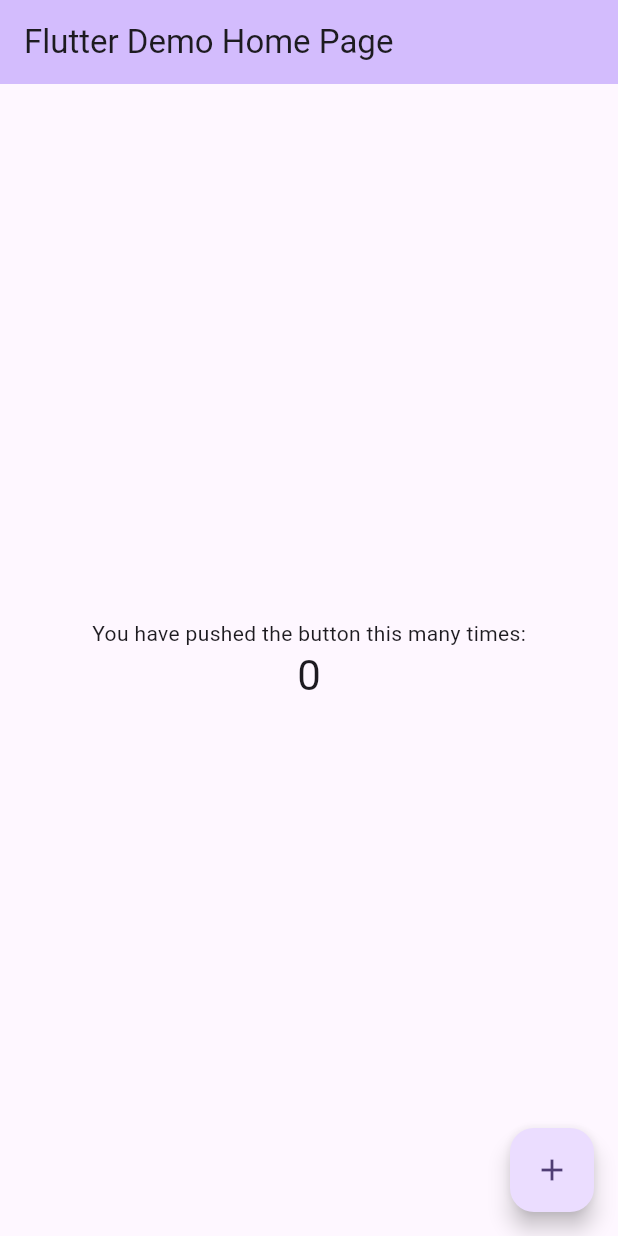
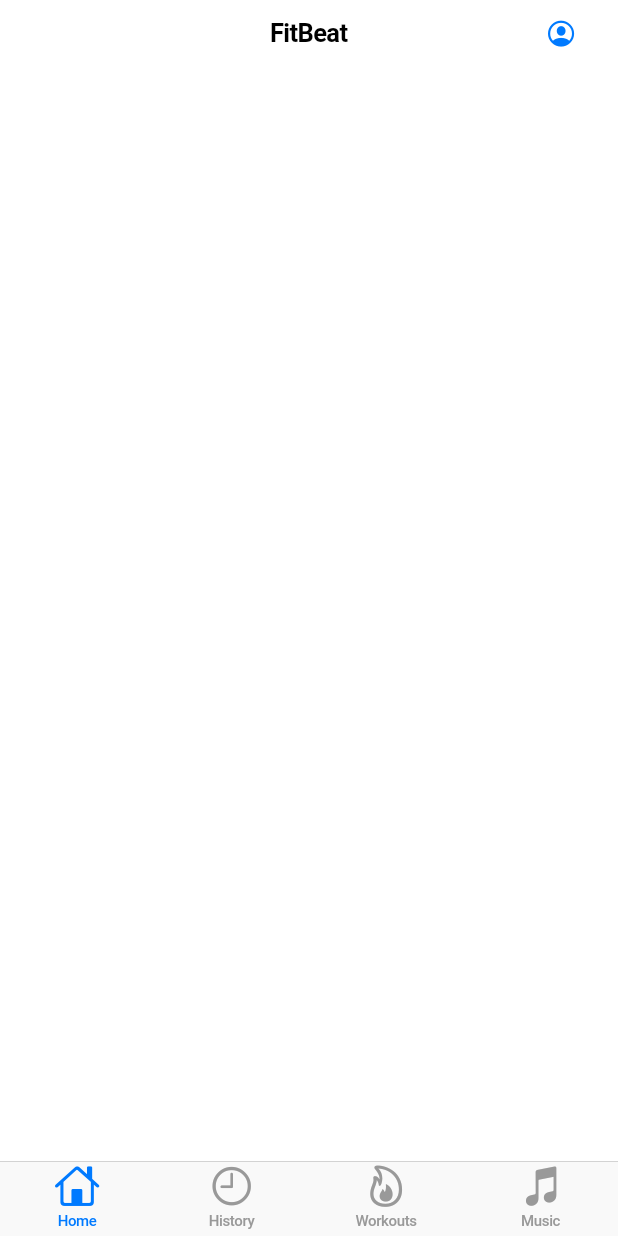
Before and after one commit to wsiongsin/FitBeat, a Flutter app: the screen it shows after launch, on a phone screen of 412 x 824 dp. Run offline on Flutter 3.47's test engine with Material 3 defaults, Android fonts, the phone set to English and light mode, and no system bars.

Commit message:
Added initial homepage

```diff
--- a/fitbeat/lib/main.dart
+++ b/fitbeat/lib/main.dart
@@ -1,125 +1,95 @@
-import 'package:flutter/material.dart';
+import 'package:flutter/cupertino.dart';
 
 void main() {
   runApp(const MyApp());
 }
 
 class MyApp extends StatelessWidget {
-  const MyApp({super.key});
+  const MyApp({Key? key}) : super(key: key);
 
-  // This widget is the root of your application.
   @override
   Widget build(BuildContext context) {
-    return MaterialApp(
-      title: 'Flutter Demo',
-      theme: ThemeData(
-        // This is the theme of your application.
-        //
-        // TRY THIS: Try running your application with "flutter run". You'll see
-        // the application has a purple toolbar. Then, without quitting the app,
-        // try changing the seedColor in the colorScheme below to Colors.green
-        // and then invoke "hot reload" (save your changes or press the "hot
-        // reload" button in a Flutter-supported IDE, or press "r" if you used
-        // the command line to start the app).
-        //
-        // Notice that the counter didn't reset back to zero; the application
-        // state is not lost during the reload. To reset the state, use hot
-        // restart instead.
-        //
-        // This works for code too, not just values: Most code changes can be
-        // tested with just a hot reload.
-        colorScheme: ColorScheme.fromSeed(seedColor: Colors.deepPurple),
-        useMaterial3: true,
+    return const CupertinoApp(
+      title: 'FitBeat',
+      theme: CupertinoThemeData(
+        primaryColor: CupertinoColors.activeBlue,
       ),
-      home: const MyHomePage(title: 'Flutter Demo Home Page'),
+      home: HomePage(),
     );
   }
 }
 
-class MyHomePage extends StatefulWidget {
-  const MyHomePage({super.key, required this.title});
-
-  // This widget is the home page of your application. It is stateful, meaning
-  // that it has a State object (defined below) that contains fields that affect
-  // how it looks.
-
-  // This class is the configuration for the state. It holds the values (in this
-  // case the title) provided by the parent (in this case the App widget) and
-  // used by the build method of the State. Fields in a Widget subclass are
-  // always marked "final".
-
-  final String title;
+class HomePage extends StatefulWidget {
+  const HomePage({Key? key}) : super(key: key);
 
   @override
-  State<MyHomePage> createState() => _MyHomePageState();
+  _HomePageState createState() => _HomePageState();
 }
 
-class _MyHomePageState extends State<MyHomePage> {
-  int _counter = 0;
-
-  void _incrementCounter() {
-    setState(() {
-      // This call to setState tells the Flutter framework that something has
-      // changed in this State, which causes it to rerun the build method below
-      // so that the display can reflect the updated values. If we changed
-      // _counter without calling setState(), then the build method would not be
-      // called again, and so nothing would appear to happen.
-      _counter++;
-    });
-  }
+class _HomePageState extends State<HomePage> {
+  int _selectedIndex = 0;
 
   @override
   Widget build(BuildContext context) {
-    // This method is rerun every time setState is called, for instance as done
-    // by the _incrementCounter method above.
-    //
-    // The Flutter framework has been optimized to make rerunning build methods
-    // fast, so that you can just rebuild anything that needs updating rather
-    // than having to individually change instances of widgets.
-    return Scaffold(
-      appBar: AppBar(
-        // TRY THIS: Try changing the color here to a specific color (to
-        // Colors.amber, perhaps?) and trigger a hot reload to see the AppBar
-        // change color while the other colors stay the same.
-        backgroundColor: Theme.of(context).colorScheme.inversePrimary,
-        // Here we take the value from the MyHomePage object that was created by
-        // the App.build method, and use it to set our appbar title.
-        title: Text(widget.title),
+    return CupertinoTabScaffold(
+      tabBar: CupertinoTabBar(
+        items: const <BottomNavigationBarItem>[
+          BottomNavigationBarItem(
+            icon: Icon(CupertinoIcons.home),
+            label: 'Home',
+          ),
+          BottomNavigationBarItem(
+            icon: Icon(CupertinoIcons.clock),
+            label: 'History',
+          ),
+          BottomNavigationBarItem(
+            icon: Icon(CupertinoIcons.flame),
+            label: 'Workouts',
+          ),
+          BottomNavigationBarItem(
+            icon: Icon(CupertinoIcons.double_music_note),
+            label: 'Music',
+          ),
+        ],
+        currentIndex: _selectedIndex,
+        onTap: (index) {
+          setState(() {
+            _selectedIndex = index;
+          });
+        },
       ),
-      body: Center(
-        // Center is a layout widget. It takes a single child and positions it
-        // in the middle of the parent.
-        child: Column(
-          // Column is also a layout widget. It takes a list of children and
-          // arranges them vertically. By default, it sizes itself to fit its
-          // children horizontally, and tries to be as tall as its parent.
-          //
-          // Column has various properties to control how it sizes itself and
-          // how it positions its children. Here we use mainAxisAlignment to
-          // center the children vertically; the main axis here is the vertical
-          // axis because Columns are vertical (the cross axis would be
-          // horizontal).
-          //
-          // TRY THIS: Invoke "debug painting" (choose the "Toggle Debug Paint"
-          // action in the IDE, or press "p" in the console), to see the
-          // wireframe for each widget.
-          mainAxisAlignment: MainAxisAlignment.center,
-          children: <Widget>[
-            const Text(
-              'You have pushed the button this many times:',
-            ),
-            Text(
-              '$_counter',
-              style: Theme.of(context).textTheme.headlineMedium,
-            ),
-          ],
-        ),
-      ),
-      floatingActionButton: FloatingActionButton(
-        onPressed: _incrementCounter,
-        tooltip: 'Increment',
-        child: const Icon(Icons.add),
-      ), // This trailing comma makes auto-formatting nicer for build methods.
+      tabBuilder: (BuildContext context, int index) {
+        return CupertinoTabView(
+          builder: (BuildContext context) {
+            return CupertinoPageScaffold(
+              navigationBar: CupertinoNavigationBar(
+                middle: const Text('FitBeat'),
+                trailing: CupertinoButton(
+                  padding: EdgeInsets.zero,
+                  child: const Icon(CupertinoIcons.profile_circled),
+                  onPressed: () {
+                    // TODO: Profile page
+                  },
+                ),
+              ),
+              child: SafeArea(
+                child: SingleChildScrollView(
+                  child: Padding(
+                    padding: const EdgeInsets.all(16.0),
+                    child: Column(
+                      crossAxisAlignment: CrossAxisAlignment.start,
+                      children: [
+                        const SizedBox(height: 24),
+                        const SizedBox(height: 24),
+                      ],
+                    ),
+                  ),
+                ),
+              ),
+            );
+          },
+        );
+      },
     );
   }
 }
```
